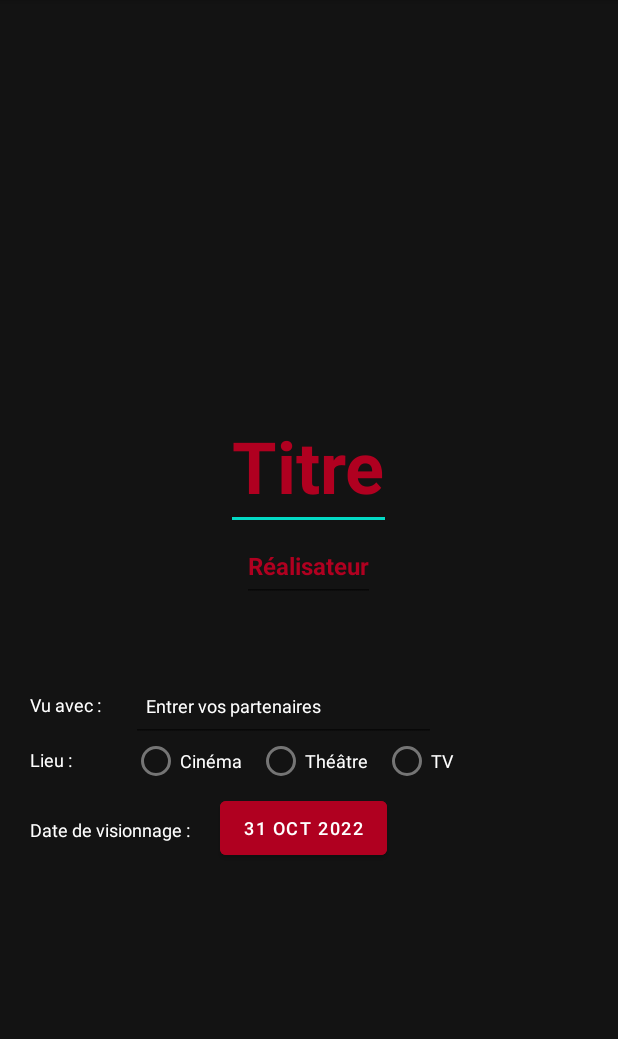
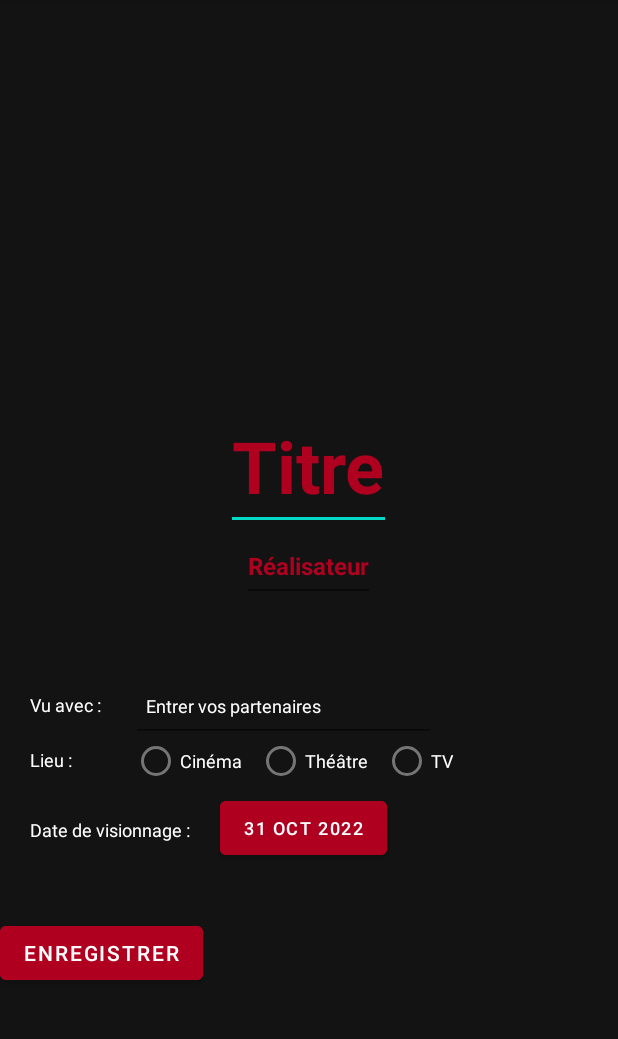
Before and after one commit to AstridGoo/CineApp, an Android app: the screen it shows after launch (MainActivity), on a phone screen of 412 x 824 dp, the part 84-1123 px from its top. Run offline under Robolectric (Android 15) with nearby library versions, the phone set to English and light mode, and no system bars; our stand-ins replace Firebase (no records; nobody signed in at launch, a user with empty details on screens opened directly).

Commit message:
ajout de l'envoi du film vers la base de donnée

```diff
--- a/app/build.gradle
+++ b/app/build.gradle
@@ -1,5 +1,6 @@
 plugins {
     id 'com.android.application'
+    id 'com.google.gms.google-services'
 }
 
 android {
@@ -32,6 +33,7 @@ dependencies {
     implementation 'androidx.appcompat:appcompat:1.5.1'
     implementation 'com.google.android.material:material:1.6.1'
     implementation 'androidx.constraintlayout:constraintlayout:2.1.4'
+    implementation 'com.google.firebase:firebase-database:20.0.4'
     testImplementation 'junit:junit:4.13.2'
     androidTestImplementation 'androidx.test.ext:junit:1.1.3'
     androidTestImplementation 'androidx.test.espresso:espresso-core:3.4.0'
--- a/app/src/main/AndroidManifest.xml
+++ b/app/src/main/AndroidManifest.xml
@@ -2,6 +2,9 @@
 <manifest xmlns:android="http://schemas.android.com/apk/res/android"
     xmlns:tools="http://schemas.android.com/tools"
     package="com.example.cineapp">
+
+    <uses-permission android:name="android.permission.INTERNET"/>
+    <uses-permission android:name="android.permission.ACCESS_NETWORK_STATE"/>
 
     <application
         android:allowBackup="true"
--- a/app/src/main/res/layout/activity_main.xml
+++ b/app/src/main/res/layout/activity_main.xml
@@ -17,7 +17,7 @@
         tools:srcCompat="@tools:sample/backgrounds/scenic" />
 
     <EditText
-        android:id="@+id/textView2"
+        android:id="@+id/filmTitle"
         android:layout_width="wrap_content"
         android:layout_height="wrap_content"
         android:layout_below="@id/imageView2"
@@ -34,10 +34,10 @@
         tools:ignore="TextContrastCheck,DuplicateSpeakableTextCheck" />
 
     <EditText
-        android:id="@+id/textView3"
+        android:id="@+id/filmDirector"
         android:layout_width="wrap_content"
         android:layout_height="wrap_content"
-        android:layout_below="@id/textView2"
+        android:layout_below="@id/filmTitle"
         android:layout_centerHorizontal="true"
         android:layout_marginTop="0dp"
         android:autofillHints=""
@@ -55,7 +55,7 @@
         android:id="@+id/textView4"
         android:layout_width="wrap_content"
         android:layout_height="wrap_content"
-        android:layout_below="@id/textView3"
+        android:layout_below="@id/filmDirector"
         android:layout_centerHorizontal="false"
         android:layout_marginStart="20dp"
         android:layout_marginTop="60dp"
@@ -64,10 +64,10 @@
         android:textSize="12sp" />
 
     <EditText
-        android:id="@+id/textView4bis"
+        android:id="@+id/filmPartners"
         android:layout_width="203dp"
         android:layout_height="wrap_content"
-        android:layout_below="@id/textView3"
+        android:layout_below="@id/filmDirector"
         android:layout_marginStart="20dp"
         android:layout_marginTop="45dp"
         android:layout_toEndOf="@+id/textView4"
@@ -93,7 +93,7 @@
         android:textSize="12sp" />
 
     <RadioGroup
-        android:id="@+id/radioGroup"
+        android:id="@+id/filmPlace"
         android:layout_width="wrap_content"
         android:layout_height="wrap_content"
         android:layout_below="@id/textView4"
@@ -144,7 +144,7 @@
         android:textSize="12sp" />
 
     <Button
-        android:id="@+id/datePickerButton"
+        android:id="@+id/filmDate"
         android:layout_width="wrap_content"
         android:layout_height="wrap_content"
         android:layout_alignTop="@id/textView5"
@@ -156,5 +156,15 @@
         android:text="@string/date"
         android:textSize="12sp" />
 
+    <Button
+        android:id="@+id/button"
+        android:layout_width="wrap_content"
+        android:layout_height="wrap_content"
+        android:layout_below="@+id/filmDate"
+        android:layout_marginTop="35dp"
+        android:backgroundTint="@color/design_default_color_error"
+        android:onClick="saveData"
+        android:text="@string/saveFilmButton" />
+
 
 </RelativeLayout>
--- a/app/src/main/res/values/strings.xml
+++ b/app/src/main/res/values/strings.xml
@@ -13,4 +13,5 @@
     <string name="tv">TV</string>
     <string name="date">01 JAN 2000</string>
     <string name="partenaires">partenaires</string>
+    <string name="saveFilmButton">Enregistrer</string>
 </resources>
--- a/build.gradle
+++ b/build.gradle
@@ -1,4 +1,8 @@
-// Top-level build file where you can add configuration options common to all sub-projects/modules.
+buildscript {
+    dependencies {
+        classpath 'com.google.gms:google-services:4.3.10'
+    }
+}// Top-level build file where you can add configuration options common to all sub-projects/modules.
 plugins {
     id 'com.android.application' version '7.2.0' apply false
     id 'com.android.library' version '7.2.0' apply false
```
Also changed, not shown: app/src/main/java/com/example/cineapp/Film.java (added, +59 -0 lines), app/src/main/java/com/example/cineapp/MainActivity.java (+41 -1 lines), 1 other file.
